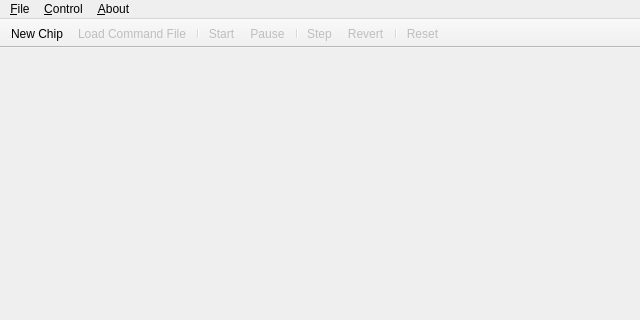
Before: the Qt Designer form mainwindow.ui in dkz051/dmfb-simulator, drawn with Qt 5; both pictures show x 0 to 640 and y 0 to 320 of the 640 by 480 pixel window.
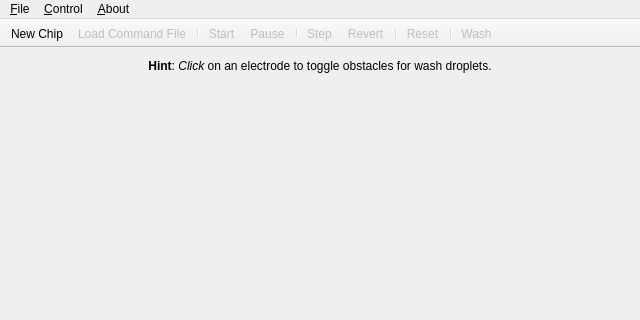
After: the same form once the commit is applied.

Commit message: Wash droplet implementation (part 1)

The edit to the form file:
```diff
--- a/mainwindow.ui
+++ b/mainwindow.ui
@@ -38,7 +38,7 @@
   </property>
   <widget class="QWidget" name="centralWidget">
    <layout class="QGridLayout" name="gridLayout">
-    <item row="0" column="0">
+    <item row="2" column="0">
      <widget class="QWidget" name="picDisplay" native="true">
       <property name="sizePolicy">
        <sizepolicy hsizetype="Expanding" vsizetype="Expanding">
@@ -48,6 +48,22 @@
       </property>
      </widget>
     </item>
+    <item row="1" column="0">
+     <widget class="QLabel" name="lblWashObstacleHints">
+      <property name="sizePolicy">
+       <sizepolicy hsizetype="Expanding" vsizetype="Preferred">
+        <horstretch>0</horstretch>
+        <verstretch>0</verstretch>
+       </sizepolicy>
+      </property>
+      <property name="text">
+       <string>&lt;html&gt;&lt;head/&gt;&lt;body&gt;&lt;p&gt;&lt;span style=&quot; font-weight:600;&quot;&gt;Hint&lt;/span&gt;: &lt;span style=&quot; font-style:italic;&quot;&gt;Click&lt;/span&gt; on an electrode to toggle obstacles for wash droplets.&lt;/p&gt;&lt;/body&gt;&lt;/html&gt;</string>
+      </property>
+      <property name="alignment">
+       <set>Qt::AlignCenter</set>
+      </property>
+     </widget>
+    </item>
    </layout>
   </widget>
   <widget class="QMenuBar" name="menuBar">
@@ -116,6 +132,8 @@
    <addaction name="actionRevert"/>
    <addaction name="separator"/>
    <addaction name="actionReset"/>
+   <addaction name="separator"/>
+   <addaction name="actionWash"/>
   </widget>
   <action name="actionNewChip">
    <property name="text">
@@ -207,6 +225,14 @@
     <string>F9</string>
    </property>
   </action>
+  <action name="actionWash">
+   <property name="enabled">
+    <bool>false</bool>
+   </property>
+   <property name="text">
+    <string>&amp;Wash</string>
+   </property>
+  </action>
  </widget>
  <layoutdefault spacing="6" margin="11"/>
  <resources/>
```
Left out of the diff: 2 changed lines with no effect on the pictures. The commit also changes 6 other files.
